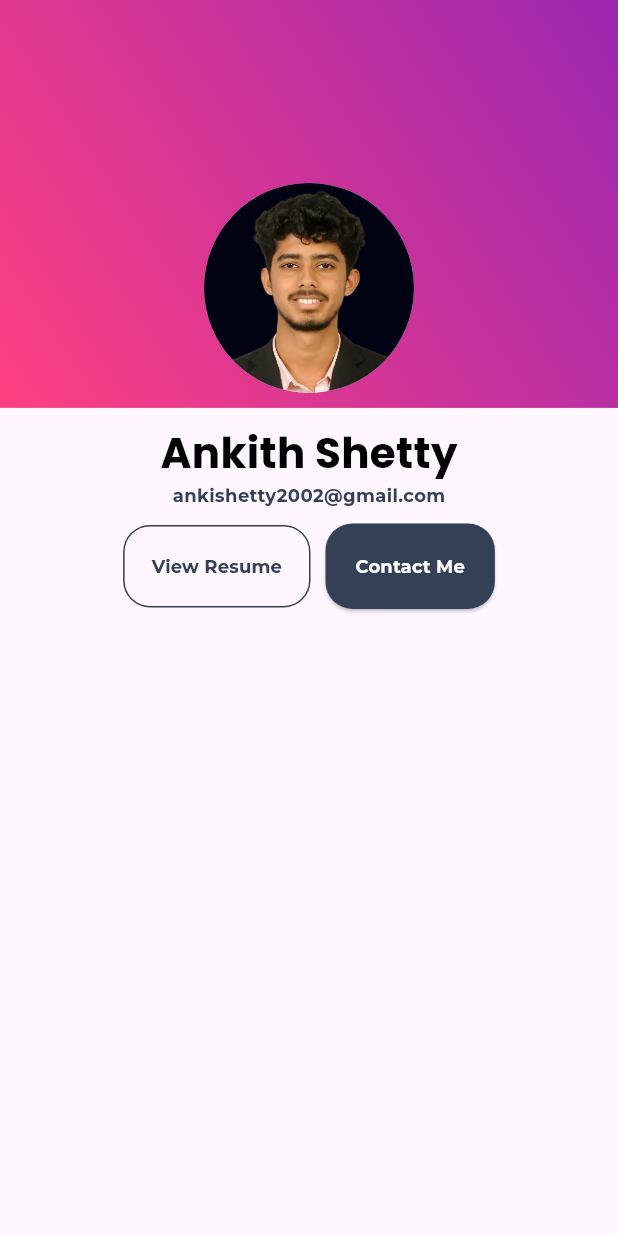
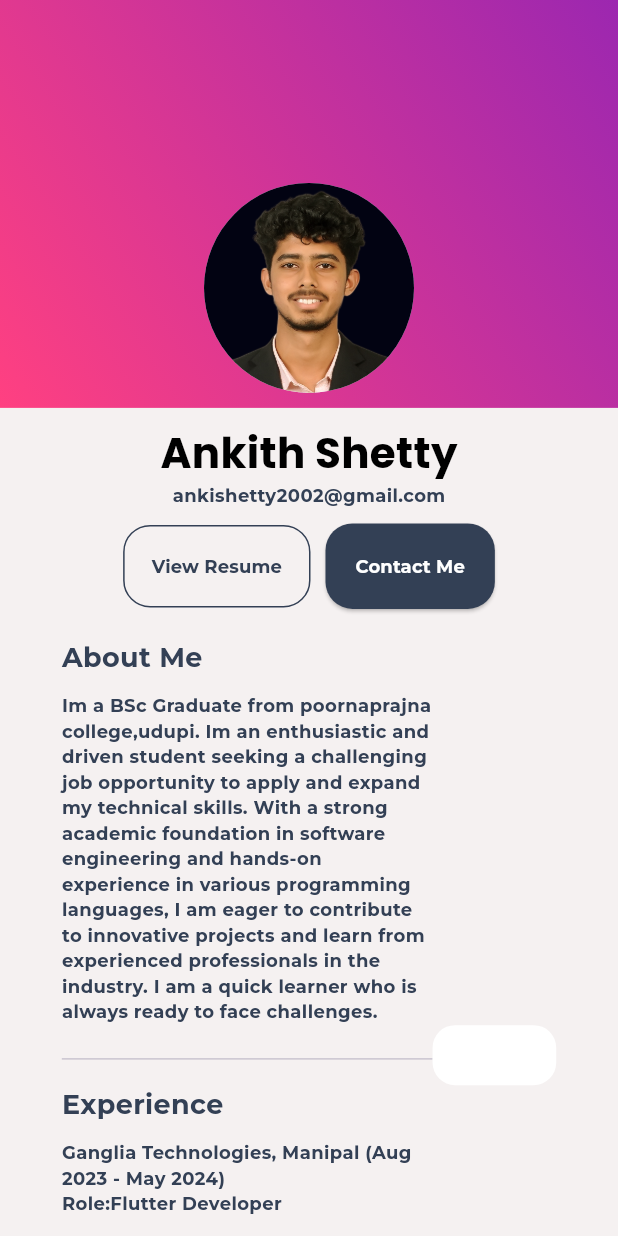
Before and after one commit to ankithshetty17/Flutter-Web, a Flutter app: the screen it shows after launch, after a tap on "View Resume", on a phone screen of 412 x 824 dp. Run offline on Flutter 3.47's test engine with Material 3 defaults, Android fonts, the phone set to English and light mode, and no system bars; our stand-ins replace google_fonts.

Commit message:
responsive

```diff
--- a/lib/constants/constants.dart
+++ b/lib/constants/constants.dart
@@ -7,6 +7,7 @@ Color kWhite = Colors.white;
 Color kBlack = Colors.black;
 Color kGradient1 = Colors.purple;
 Color kGradient2 = Colors.pinkAccent;
+Color Kbg = Color.fromARGB(255, 245, 241, 241);
 
 TextStyle kTitleText = GoogleFonts.poppins(
   color: Colors.black,
--- a/lib/data/data.dart
+++ b/lib/data/data.dart
@@ -3,3 +3,11 @@
 String imagepath = 'assets/ankith.jpg';
 String name = 'Ankith Shetty';
 String email = 'ankishetty2002@gmail.com';
+String resumeLink = 'https://drive.google.com/file/d/14RPkgpi5gxuZmwPxoABAYDTQDPfurL1Y/view?usp=sharing';
+String contactMe = 'https://www.linkedin.com/in/ankith-shetty-1babb924b/';
+String aboutMe = 'Im a BSc Graduate from poornaprajna college,udupi. Im an enthusiastic and driven student seeking a challenging job opportunity to apply and expand my technical skills. With a strong academic foundation in software engineering and hands-on experience in various programming languages, I am eager to contribute to innovative projects and learn from experienced professionals in the industry. I am a quick learner who is always ready to face challenges.';
+String experience = 'Ganglia Technologies, Manipal (Aug 2023 - May 2024)\n'
+     'Role:Flutter Developer\n\n'
+    '\t\t- Developed and maintained attendance management and script evaluation applications using Flutter.\n'
+    '\t\t- Implemented intuitive user interfaces and efficient data management functionalities.\n'
+    '\t\t- Collaborated with team members to ensure seamless integration with back-end services.';
--- /dev/null
+++ b/lib/model/project_model.dart
@@ -0,0 +1,11 @@
+class Project{
+  String name;
+  String description;
+  String link;
+
+  Project({
+    required this.name,
+    required this.description,
+    required this.link
+  });
+}
--- /dev/null
+++ b/lib/screens/components/about_me.dart
@@ -0,0 +1,49 @@
+import 'package:flutter/material.dart';
+import 'package:portfolio/constants/constants.dart';
+import 'package:portfolio/data/data.dart';
+import 'package:portfolio/utils/extensions.dart';
+
+class AboutMe extends StatelessWidget {
+  const AboutMe({super.key});
+
+  @override
+  Widget build(BuildContext context) {
+    return SizedBox(
+      width: context.screenConstraint().width*0.8,
+      child:
+      Row(
+      mainAxisAlignment: MainAxisAlignment.spaceEvenly,
+        children: [
+          Flexible(
+            flex: 3,
+            child: Column(
+              crossAxisAlignment: CrossAxisAlignment.start,
+              children: [
+                Text('About Me',style: kSectionTitleText,),
+                SizedBox(height: 10,),
+                Text(aboutMe,style: kSubTitleText,),
+                SizedBox(height: 15,),
+               Divider(),
+               SizedBox(height: 10,),
+               Text('Experience',style: kSectionTitleText,),
+                SizedBox(height: 10,),
+                Text(experience,style: kSubTitleText,),
+              ],
+            ),
+          ),
+          Flexible(
+            flex: 1,
+            child:
+          Container(
+           padding: EdgeInsets.all(20),
+            decoration: BoxDecoration(
+              color:kWhite,
+              borderRadius: BorderRadius.circular(15),
+            ),
+          ))
+        ],
+      )
+
+    );
+}
+}
--- a/lib/screens/home_screen.dart
+++ b/lib/screens/home_screen.dart
@@ -1,6 +1,9 @@
 import 'package:flutter/material.dart';
 import 'package:portfolio/constants/constants.dart';
 import 'package:portfolio/data/data.dart';
+import 'package:portfolio/screens/components/about_me.dart';
+import 'package:portfolio/utils/extensions.dart';
+import 'package:url_launcher/url_launcher.dart';
 
 
 class HomeScreen extends StatelessWidget {
@@ -9,6 +12,7 @@ class HomeScreen extends StatelessWidget {
   @override
   Widget build(BuildContext context) {
     return Scaffold(
+      backgroundColor: Kbg,
       body: SingleChildScrollView(
         child: Column(
           mainAxisAlignment: MainAxisAlignment.start,
@@ -30,7 +34,7 @@ class HomeScreen extends StatelessWidget {
               Align(
                 alignment: Alignment.bottomCenter,
                 child:
-              Padding(padding: EdgeInsets.all(10),
+              Padding(padding:const  EdgeInsets.all(10),
               child:
               CircleAvatar(
                 radius: 70,
@@ -39,19 +43,20 @@ class HomeScreen extends StatelessWidget {
               ),
               ),
             ),
-            SizedBox(height: 10),
-
+          const   SizedBox(height: 10),
             Text(name,
             style: kTitleText,),
-
             Text(email,
             style:kSubTitleText,),
-
-            SizedBox(height: 10,),
+          const   SizedBox(height: 10,),
+          context.screenConstraint().width > 400 ?
             Row(
               mainAxisAlignment: MainAxisAlignment.center,
               children: [
-                OutlinedButton(onPressed: (){},
+                OutlinedButton(onPressed: () async{
+                  final Uri url = Uri.parse(resumeLink);
+                  await  launchUrl(url);
+                },
                 style: OutlinedButton.styleFrom(
                   side: BorderSide(
                     color: kPrimaryColor
@@ -59,27 +64,68 @@ class HomeScreen extends StatelessWidget {
                   shape: RoundedRectangleBorder(
                     borderRadius: BorderRadius.circular(18)
                   ),
-                  padding: EdgeInsets.all(19)
+                  padding:const  EdgeInsets.all(19)
                 ),
                 child: Text('View Resume',style: kSubTitleText,),
                 ),
-                SizedBox(width: 10),
-                ElevatedButton(onPressed: (){},
+
+              const   SizedBox(width: 10),
+
+                ElevatedButton(onPressed: () async{
+                     final Uri url = Uri.parse(contactMe);
+                  await  launchUrl(url);
+                },
                 style: ElevatedButton.styleFrom(
                   backgroundColor: kPrimaryColor,
                   shape: RoundedRectangleBorder(
                     borderRadius: BorderRadius.circular(18),
                   ),
-                  padding: EdgeInsets.all(20)
+                  padding:const  EdgeInsets.all(20)
                 ),
-                child: Row(
-                  children: [
-                    Text('Contact Me',style:kButtonText,)
-                  ],
-                ))
+                child: Text('Contact Me',style:kButtonText,)
+                  )
+
               ],
-            )
+            ):
+             Column(
+              crossAxisAlignment: CrossAxisAlignment.center,
+              children: [
+                OutlinedButton(onPressed: () async{
+                     final Uri url = Uri.parse(resumeLink);
+                  await  launchUrl(url);
+                },
+                style: OutlinedButton.styleFrom(
+                  side: BorderSide(
+                    color: kPrimaryColor
+                  ),
+                  shape: RoundedRectangleBorder(
+                    borderRadius: BorderRadius.circular(18)
+                  ),
+                  padding:const  EdgeInsets.all(19)
+                ),
+                child: Text('View Resume',style: kSubTitleText,),
+                ),
 
+              const   SizedBox(height: 10),
+
+                ElevatedButton(onPressed: () async{
+                     final Uri url = Uri.parse(contactMe);
+                  await  launchUrl(url);
+                },
+                style: ElevatedButton.styleFrom(
+                  backgroundColor: kPrimaryColor,
+                  shape: RoundedRectangleBorder(
+                    borderRadius: BorderRadius.circular(18),
+                  ),
+                  padding:const  EdgeInsets.all(20)
+                ),
+                child: Text('Contact Me',style:kButtonText,)
+                  )   ,
+
+              ],
+            ) ,
+            SizedBox(height: 20,),
+              AboutMe()
           ],
         ),
       ),
--- /dev/null
+++ b/lib/utils/extensions.dart
@@ -0,0 +1,7 @@
+import 'package:flutter/material.dart';
+
+extension ContextUtils  on BuildContext{
+  Size screenConstraint(){
+  return MediaQuery.of(this).size;
+  }
+}
--- a/pubspec.yaml
+++ b/pubspec.yaml
@@ -32,13 +32,9 @@ dependencies:
   flutter:
     sdk: flutter
   google_fonts: ^5.1.0
+  url_launcher: ^6.2.4
 
 dev_dependencies:
-  # The "flutter_lints" package below contains a set of recommended lints to
-  # encourage good coding practices. The lint set provided by the package is
-  # activated in the `analysis_options.yaml` file located at the root of your
-  # package. See that file for information about deactivating specific lint
-  # rules and activating additional ones.
   flutter_lints: ^2.0.0
   flutter_test:
     sdk: flutter
```
Also changed, not shown: pubspec.lock, 5 other files.
